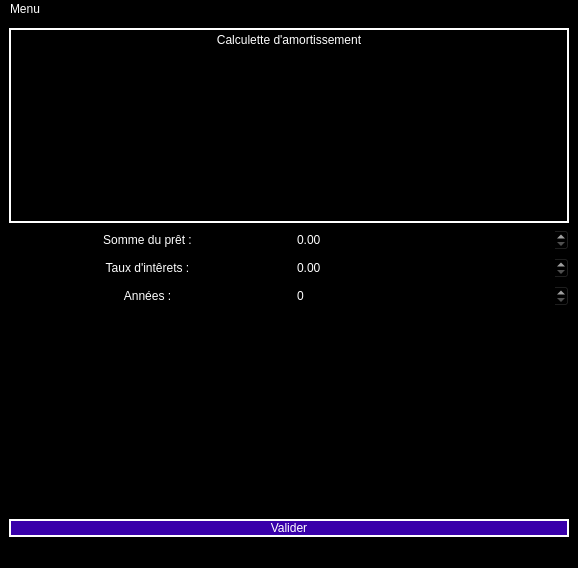
Old version of the form calculette_amortissement/mainwindow.ui in the repository Alberolainfo/Calculette-d-amortissement.
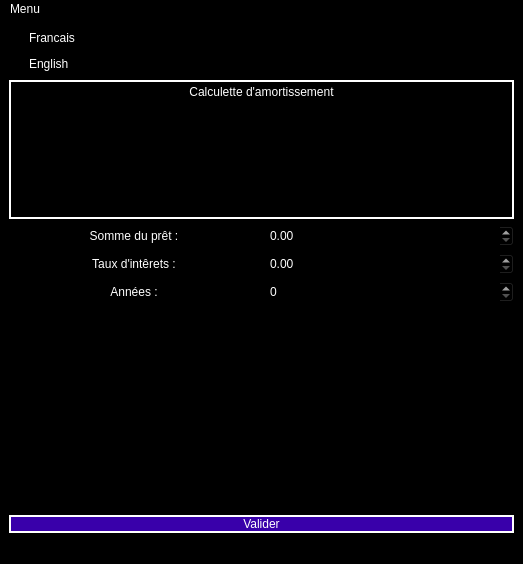
New version of the form.

Diff of the .ui file:
```diff
--- a/calculette_amortissement/mainwindow.ui
+++ b/calculette_amortissement/mainwindow.ui
@@ -6,8 +6,8 @@
    <rect>
     <x>0</x>
     <y>0</y>
-    <width>578</width>
-    <height>568</height>
+    <width>523</width>
+    <height>564</height>
    </rect>
   </property>
   <property name="windowTitle">
@@ -42,7 +42,31 @@
 }</string>
   </property>
   <widget class="QWidget" name="centralwidget">
-   <layout class="QVBoxLayout" name="verticalLayout">
+   <layout class="QVBoxLayout" name="verticalLayout_2">
+    <item>
+     <layout class="QVBoxLayout" name="layoutLangue">
+      <item>
+       <widget class="QRadioButton" name="radioButtonFr">
+        <property name="styleSheet">
+         <string notr="true"/>
+        </property>
+        <property name="text">
+         <string>Francais</string>
+        </property>
+       </widget>
+      </item>
+      <item>
+       <widget class="QRadioButton" name="radioButtonEn">
+        <property name="styleSheet">
+         <string notr="true">left: 530px;</string>
+        </property>
+        <property name="text">
+         <string>English</string>
+        </property>
+       </widget>
+      </item>
+     </layout>
+    </item>
     <item>
      <widget class="QLabel" name="label_4">
       <property name="focusPolicy">
@@ -175,7 +199,7 @@
     <rect>
      <x>0</x>
      <y>0</y>
-     <width>578</width>
+     <width>523</width>
      <height>27</height>
     </rect>
    </property>
```
Left out of the diff: 10 changed lines with no effect on the pictures.
